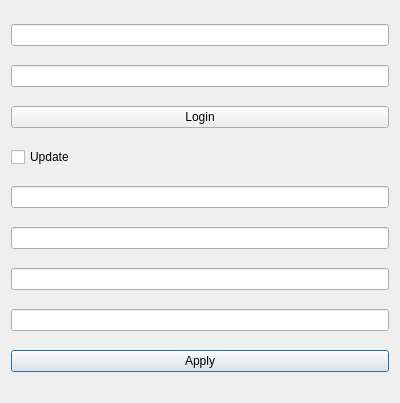
Old version of the form secondwindow.ui in the repository Anestesia/qShows.
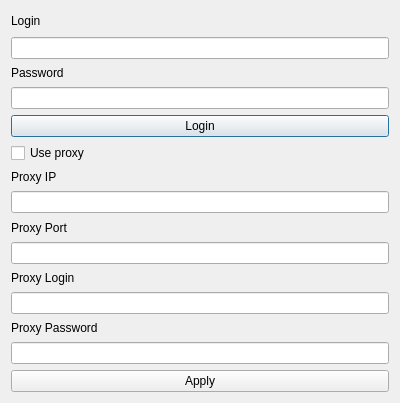
New version of the form.

```diff
--- a/secondwindow.ui
+++ b/secondwindow.ui
@@ -14,54 +14,108 @@
    <string>Dialog</string>
   </property>
   <layout class="QGridLayout" name="gridLayout">
-   <item row="3" column="0">
+   <item row="2" column="0">
+    <widget class="QLabel" name="label_2">
+     <property name="text">
+      <string>Password</string>
+     </property>
+    </widget>
+   </item>
+   <item row="0" column="0">
+    <widget class="QLabel" name="label">
+     <property name="sizePolicy">
+      <sizepolicy hsizetype="MinimumExpanding" vsizetype="MinimumExpanding">
+       <horstretch>0</horstretch>
+       <verstretch>0</verstretch>
+      </sizepolicy>
+     </property>
+     <property name="maximumSize">
+      <size>
+       <width>200</width>
+       <height>20</height>
+      </size>
+     </property>
+     <property name="text">
+      <string>Login</string>
+     </property>
+    </widget>
+   </item>
+   <item row="5" column="0">
     <widget class="QCheckBox" name="checkBox">
      <property name="text">
-      <string>Update</string>
+      <string>Use proxy</string>
      </property>
     </widget>
    </item>
+   <item row="11" column="0">
+    <widget class="QLineEdit" name="lineEdit_3"/>
+   </item>
+   <item row="1" column="0">
+    <widget class="QLineEdit" name="lineEdit"/>
+   </item>
+   <item row="3" column="0">
+    <widget class="QLineEdit" name="lineEdit_2"/>
+   </item>
    <item row="4" column="0">
-    <widget class="QLineEdit" name="lineEdit_4">
+    <widget class="QPushButton" name="pushButton_2">
      <property name="text">
-      <string/>
+      <string>Login</string>
      </property>
     </widget>
    </item>
-   <item row="5" column="0">
-    <widget class="QLineEdit" name="lineEdit_5">
+   <item row="8" column="0">
+    <widget class="QLabel" name="label_4">
      <property name="text">
-      <string/>
+      <string>Proxy Port</string>
      </property>
     </widget>
    </item>
    <item row="7" column="0">
+    <widget class="QLineEdit" name="lineEdit_4">
+     <property name="text">
+      <string/>
+     </property>
+    </widget>
+   </item>
+   <item row="10" column="0">
+    <widget class="QLabel" name="label_5">
+     <property name="text">
+      <string>Proxy Login</string>
+     </property>
+    </widget>
+   </item>
+   <item row="13" column="0">
     <widget class="QLineEdit" name="lineEdit_6">
      <property name="text">
       <string/>
      </property>
     </widget>
    </item>
-   <item row="8" column="0">
+   <item row="9" column="0">
+    <widget class="QLineEdit" name="lineEdit_5">
+     <property name="text">
+      <string/>
+     </property>
+    </widget>
+   </item>
+   <item row="14" column="0">
     <widget class="QPushButton" name="pushButton">
      <property name="text">
       <string>Apply</string>
      </property>
     </widget>
    </item>
-   <item row="0" column="0">
-    <widget class="QLineEdit" name="lineEdit"/>
-   </item>
-   <item row="1" column="0">
-    <widget class="QLineEdit" name="lineEdit_2"/>
-   </item>
    <item row="6" column="0">
-    <widget class="QLineEdit" name="lineEdit_3"/>
+    <widget class="QLabel" name="label_3">
+     <property name="text">
+      <string>Proxy IP</string>
+     </property>
+    </widget>
    </item>
-   <item row="2" column="0">
-    <widget class="QPushButton" name="pushButton_2">
+   <item row="12" column="0">
+    <widget class="QLabel" name="label_6">
      <property name="text">
-      <string>Login</string>
+      <string>Proxy Password</string>
      </property>
     </widget>
    </item>
```
